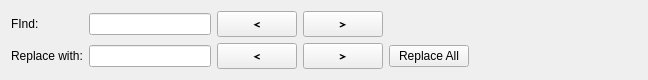
prymatex/prymatex, file src/prymatex/gui/ui_files/findreplace.ui: the form before one commit.
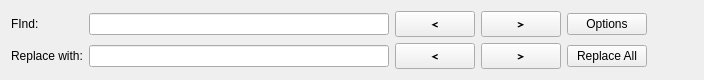
The form after the commit. Icons and pictures are not drawn.

```diff
--- a/src/prymatex/gui/ui_files/findreplace.ui
+++ b/src/prymatex/gui/ui_files/findreplace.ui
@@ -31,7 +31,20 @@
       </widget>
      </item>
      <item row="0" column="1">
-      <widget class="QLineEdit" name="lineFind"/>
+      <widget class="QLineEdit" name="lineFind">
+       <property name="sizePolicy">
+        <sizepolicy hsizetype="Expanding" vsizetype="Fixed">
+         <horstretch>0</horstretch>
+         <verstretch>0</verstretch>
+        </sizepolicy>
+       </property>
+       <property name="minimumSize">
+        <size>
+         <width>300</width>
+         <height>0</height>
+        </size>
+       </property>
+      </widget>
      </item>
      <item row="1" column="1">
       <widget class="QLineEdit" name="lineEdit_2"/>
@@ -147,6 +160,13 @@
        </property>
       </widget>
      </item>
+     <item row="0" column="4">
+      <widget class="QPushButton" name="pushOptions">
+       <property name="text">
+        <string>Options</string>
+       </property>
+      </widget>
+     </item>
     </layout>
    </item>
   </layout>
```
